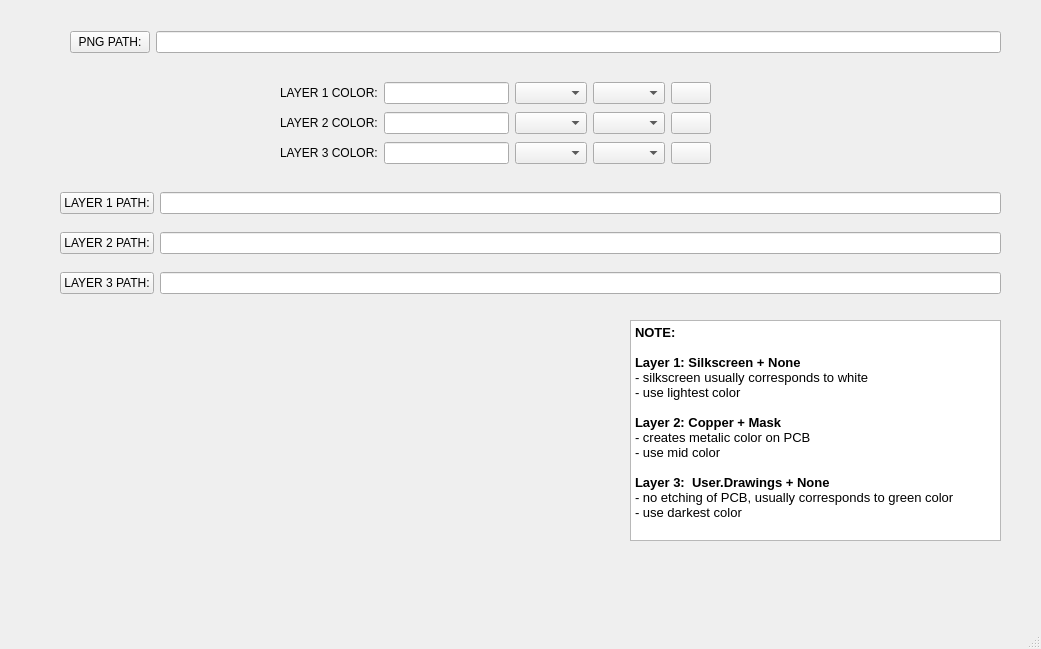
Old version of the form inkscape_kicad/kicad_image_layers/kicad_image_layers.ui in the repository JustinRoyce/custom_kicad_lib.
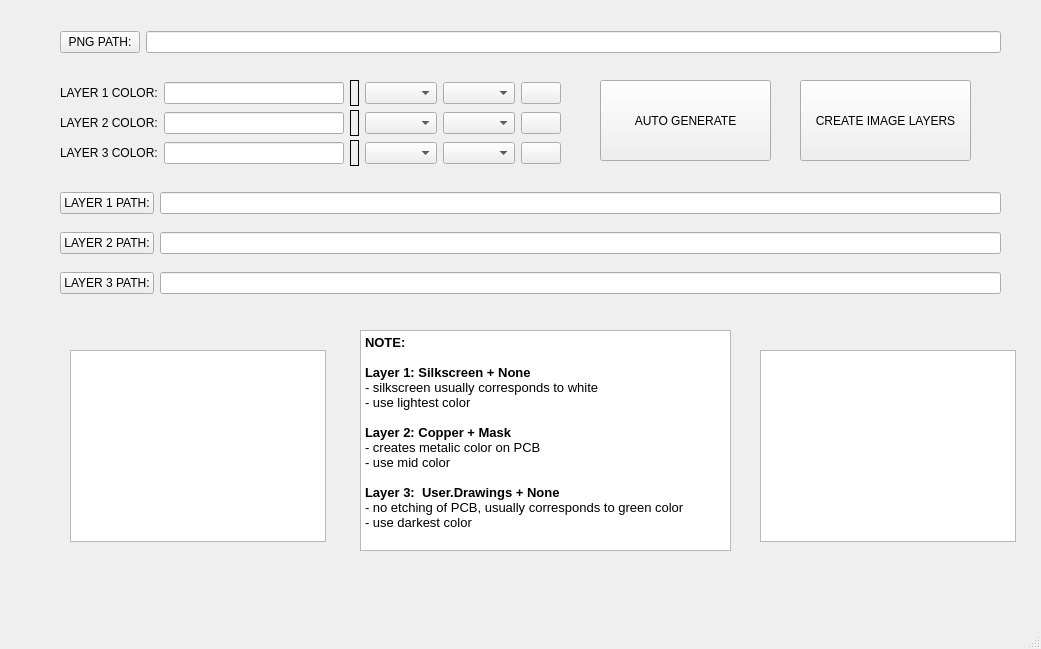
New version of the form. Icons and pictures are not drawn.

Commit message: finalize GUI with auto generate buttons and images

```diff
--- a/inkscape_kicad/kicad_image_layers/kicad_image_layers.ui
+++ b/inkscape_kicad/kicad_image_layers/kicad_image_layers.ui
@@ -83,9 +83,9 @@
    <widget class="QWidget" name="layoutWidget_2">
     <property name="geometry">
      <rect>
-      <x>280</x>
+      <x>60</x>
       <y>140</y>
-      <width>431</width>
+      <width>501</width>
       <height>26</height>
      </rect>
     </property>
@@ -100,6 +100,16 @@
      <item>
       <widget class="QLineEdit" name="LE_Layer3_Color"/>
      </item>
+     <item>
+      <widget class="QLabel" name="LB_Layer3_Color_Viewer">
+       <property name="frameShape">
+        <enum>QFrame::Shape::Box</enum>
+       </property>
+       <property name="text">
+        <string/>
+       </property>
+      </widget>
+     </item>
      <item>
       <widget class="QComboBox" name="CB_Layer3_Color_1"/>
      </item>
@@ -122,9 +132,9 @@
    <widget class="QWidget" name="layoutWidget">
     <property name="geometry">
      <rect>
-      <x>280</x>
+      <x>60</x>
       <y>80</y>
-      <width>431</width>
+      <width>501</width>
       <height>26</height>
      </rect>
     </property>
@@ -139,6 +149,16 @@
      <item>
       <widget class="QLineEdit" name="LE_Layer1_Color"/>
      </item>
+     <item>
+      <widget class="QLabel" name="LB_Layer1_Color_Viewer">
+       <property name="frameShape">
+        <enum>QFrame::Shape::Box</enum>
+       </property>
+       <property name="text">
+        <string/>
+       </property>
+      </widget>
+     </item>
      <item>
       <widget class="QComboBox" name="CB_Layer1_Color_1"/>
      </item>
@@ -161,9 +181,9 @@
    <widget class="QWidget" name="layoutWidget">
     <property name="geometry">
      <rect>
-      <x>280</x>
+      <x>60</x>
       <y>110</y>
-      <width>431</width>
+      <width>501</width>
       <height>26</height>
      </rect>
     </property>
@@ -178,6 +198,16 @@
      <item>
       <widget class="QLineEdit" name="LE_Layer2_Color"/>
      </item>
+     <item>
+      <widget class="QLabel" name="LB_Layer2_Color_Viewer">
+       <property name="frameShape">
+        <enum>QFrame::Shape::Box</enum>
+       </property>
+       <property name="text">
+        <string/>
+       </property>
+      </widget>
+     </item>
      <item>
       <widget class="QComboBox" name="CB_Layer2_Color_1"/>
      </item>
@@ -200,9 +230,9 @@
    <widget class="QWidget" name="layoutWidget">
     <property name="geometry">
      <rect>
-      <x>70</x>
+      <x>60</x>
       <y>30</y>
-      <width>931</width>
+      <width>941</width>
       <height>25</height>
      </rect>
     </property>
@@ -222,8 +252,8 @@
    <widget class="QTextEdit" name="TE_Notes">
     <property name="geometry">
      <rect>
-      <x>630</x>
-      <y>320</y>
+      <x>360</x>
+      <y>330</y>
       <width>371</width>
       <height>221</height>
      </rect>
@@ -251,6 +281,52 @@
 &lt;p style=&quot; margin-top:0px; margin-bottom:0px; margin-left:0px; margin-right:0px; -qt-block-indent:0; text-indent:0px;&quot;&gt;- use darkest color&lt;/p&gt;&lt;/body&gt;&lt;/html&gt;</string>
     </property>
    </widget>
+   <widget class="QPushButton" name="PB_Auto_Generator">
+    <property name="geometry">
+     <rect>
+      <x>600</x>
+      <y>80</y>
+      <width>171</width>
+      <height>81</height>
+     </rect>
+    </property>
+    <property name="text">
+     <string>AUTO GENERATE</string>
+    </property>
+   </widget>
+   <widget class="QPushButton" name="PB_Layer_Creator">
+    <property name="geometry">
+     <rect>
+      <x>800</x>
+      <y>80</y>
+      <width>171</width>
+      <height>81</height>
+     </rect>
+    </property>
+    <property name="text">
+     <string>CREATE IMAGE LAYERS</string>
+    </property>
+   </widget>
+   <widget class="QGraphicsView" name="GV_KiCAD">
+    <property name="geometry">
+     <rect>
+      <x>70</x>
+      <y>350</y>
+      <width>256</width>
+      <height>192</height>
+     </rect>
+    </property>
+   </widget>
+   <widget class="QGraphicsView" name="GV_Inkscape">
+    <property name="geometry">
+     <rect>
+      <x>760</x>
+      <y>350</y>
+      <width>256</width>
+      <height>192</height>
+     </rect>
+    </property>
+   </widget>
   </widget>
   <widget class="QMenuBar" name="menubar">
    <property name="geometry">
```
The commit also changes 9 other files.
